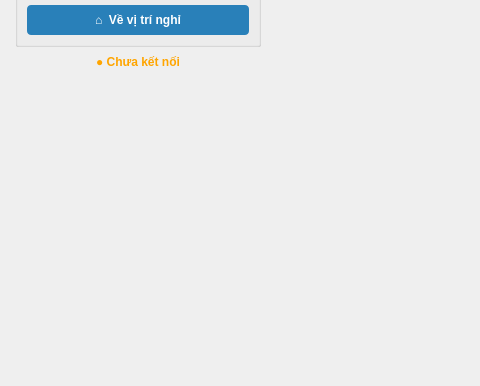
The window that Interface_Control/RVM1_Interface/ui/mainwindow.ui (EminelThunder/DACN_HandRobot_STM32_Interface) describes before a commit, drawn with Qt 5; both pictures show x 0 to 480 and y 374 to 760 of the 1280 by 760 pixel window.
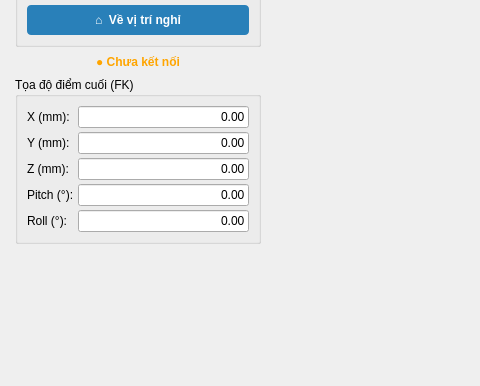
The same window after the commit.

Commit message: [Minh.VCH] add the robot's endpoint ui

Patch:
```diff
--- a/Interface_Control/RVM1_Interface/ui/mainwindow.ui
+++ b/Interface_Control/RVM1_Interface/ui/mainwindow.ui
@@ -283,6 +283,72 @@
         </widget>
        </item>
 
+       <!-- Nhóm hiển thị tọa độ TCP (kết quả động học thuận) -->
+       <item>
+        <widget class="QGroupBox" name="groupTCP">
+         <property name="title"><string>Tọa độ điểm cuối (FK)</string></property>
+         <layout class="QGridLayout" name="gridTCP">
+          <property name="spacing"><number>4</number></property>
+
+          <item row="0" column="0">
+           <widget class="QLabel"><property name="text"><string>X (mm):</string></property></widget>
+          </item>
+          <item row="0" column="1">
+           <widget class="QLineEdit" name="editTcpX">
+            <property name="readOnly"><bool>true</bool></property>
+            <property name="alignment"><set>Qt::AlignRight|Qt::AlignVCenter</set></property>
+            <property name="text"><string>0.00</string></property>
+           </widget>
+          </item>
+
+          <item row="1" column="0">
+           <widget class="QLabel"><property name="text"><string>Y (mm):</string></property></widget>
+          </item>
+          <item row="1" column="1">
+           <widget class="QLineEdit" name="editTcpY">
+            <property name="readOnly"><bool>true</bool></property>
+            <property name="alignment"><set>Qt::AlignRight|Qt::AlignVCenter</set></property>
+            <property name="text"><string>0.00</string></property>
+           </widget>
+          </item>
+
+          <item row="2" column="0">
+           <widget class="QLabel"><property name="text"><string>Z (mm):</string></property></widget>
+          </item>
+          <item row="2" column="1">
+           <widget class="QLineEdit" name="editTcpZ">
+            <property name="readOnly"><bool>true</bool></property>
+            <property name="alignment"><set>Qt::AlignRight|Qt::AlignVCenter</set></property>
+            <property name="text"><string>0.00</string></property>
+           </widget>
+          </item>
+
+          <item row="3" column="0">
+           <widget class="QLabel"><property name="text"><string>Pitch (°):</string></property></widget>
+          </item>
+          <item row="3" column="1">
+           <widget class="QLineEdit" name="editTcpPitch">
+            <property name="readOnly"><bool>true</bool></property>
+            <property name="alignment"><set>Qt::AlignRight|Qt::AlignVCenter</set></property>
+            <property name="text"><string>0.00</string></property>
+           </widget>
+          </item>
+
+          <item row="4" column="0">
+           <widget class="QLabel"><property name="text"><string>Roll (°):</string></property></widget>
+          </item>
+          <item row="4" column="1">
+           <widget class="QLineEdit" name="editTcpRoll">
+            <property name="readOnly"><bool>true</bool></property>
+            <property name="alignment"><set>Qt::AlignRight|Qt::AlignVCenter</set></property>
+            <property name="text"><string>0.00</string></property>
+           </widget>
+          </item>
+
+         </layout>
+        </widget>
+       </item>
+
        <!-- Spacer dưới cùng -->
        <item>
         <spacer name="vSpacer">
```
The commit also changes 2 other files.
